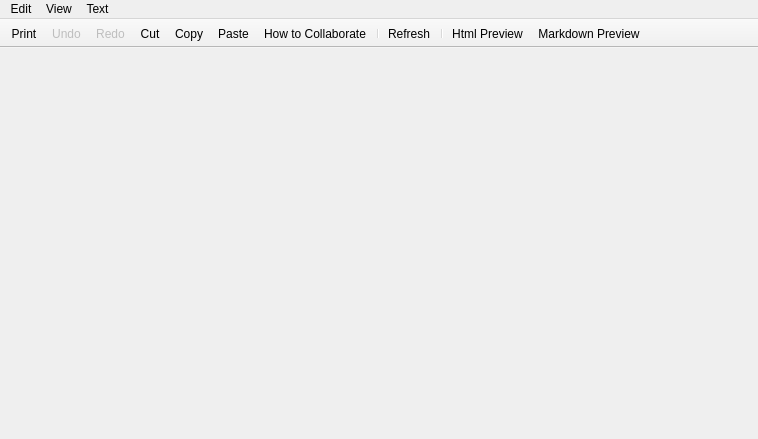
This is core/src/sharededitor/sharednote.ui in Rolisteam/rolisteam as Qt 5 draws it before an edit. The edited form follows.
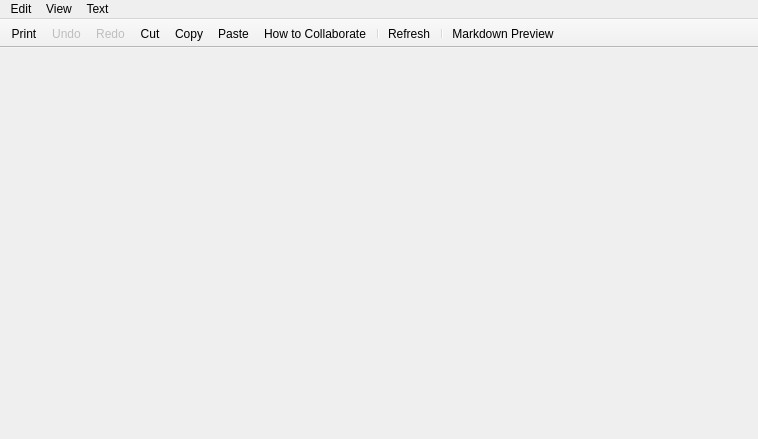
This is the edited form. Icons and pictures are not drawn.

Diff of the .ui file:
```diff
--- a/core/src/sharededitor/sharednote.ui
+++ b/core/src/sharededitor/sharednote.ui
@@ -137,7 +137,6 @@
    <addaction name="separator"/>
    <addaction name="m_refresh"/>
    <addaction name="separator"/>
-   <addaction name="m_showHtmlPreview"/>
    <addaction name="m_markdownPreview"/>
   </widget>
   <action name="actionEdit_Undo">
@@ -425,15 +424,6 @@
     <string>Refresh</string>
    </property>
   </action>
-  <action name="m_showHtmlPreview">
-   <property name="icon">
-    <iconset resource="../../../rolisteam.qrc">
-     <normaloff>:/resources/icons/preview_html.svg</normaloff>:/resources/icons/preview_html.svg</iconset>
-   </property>
-   <property name="text">
-    <string>Html Preview</string>
-   </property>
-  </action>
   <action name="m_markdownPreview">
    <property name="icon">
     <iconset resource="../../../rolisteam.qrc">
```
Left out of the diff: 17 changed lines with no effect on the pictures.
